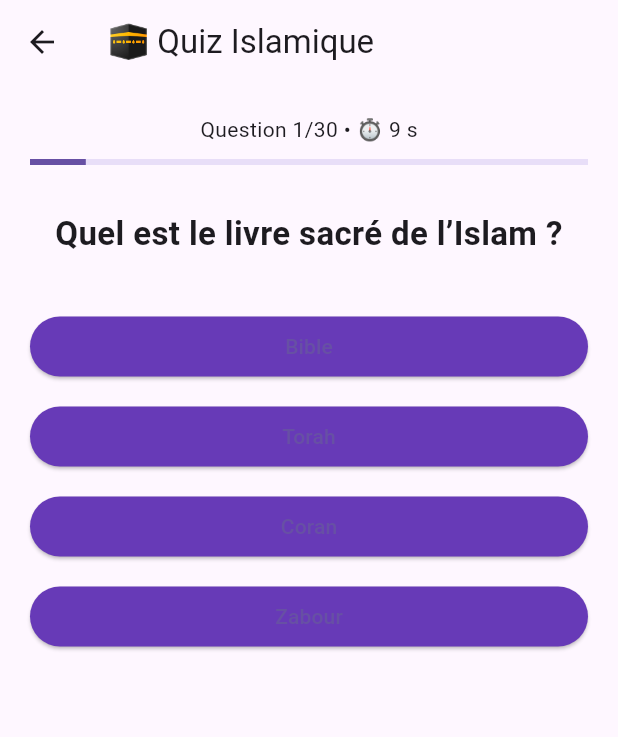
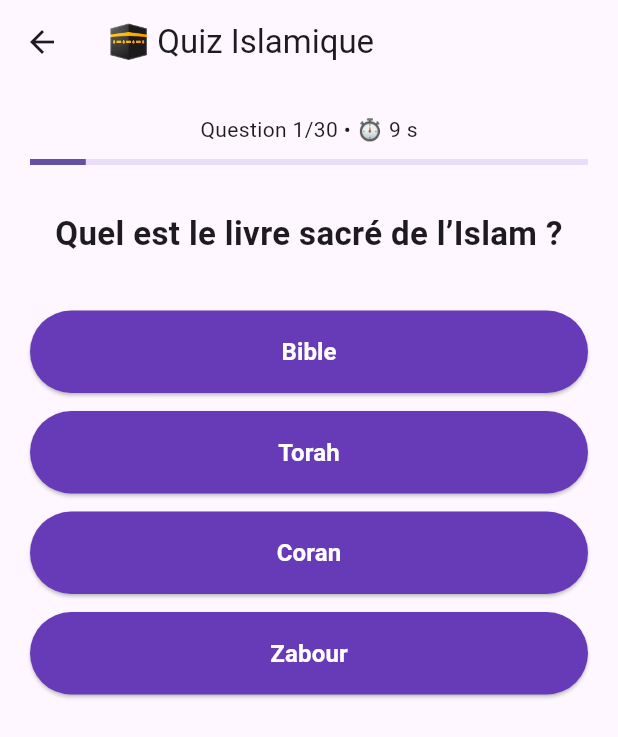
Before and after one commit to Hatimopg/IslamicApp, a Flutter app: the IslamicQuizPage screen opened directly, on a phone screen of 412 x 824 dp. Shown: the top 737 px of the screen. Run offline on Flutter 3.47's test engine with Material 3 defaults, Android fonts, the phone set to English and light mode, and no system bars; our stand-ins replace audioplayers, cloud_firestore, firebase_core, flutter_compass, geolocator, image_picker and 1 more; accounts and stored records are empty.

Commit message:
apk v1.8.1 modif des pdp avec Cloudinary

```diff
--- a/lib/pages/community_chat.dart
+++ b/lib/pages/community_chat.dart
@@ -50,11 +50,12 @@ class _CommunityChatPageState extends State<CommunityChatPage> {
 
   // ================= PROFILE IMAGE =================
   ImageProvider getProfileImage(String? url) {
-    if (url == null || url.isEmpty || !url.contains(".")) {
+    if (url == null || url.isEmpty || !url.startsWith("http")) {
       return const AssetImage("assets/default.jpg");
     }
     return NetworkImage(url);
   }
+
 
   @override
   void dispose() {
--- a/lib/pages/islamic_quiz_page.dart
+++ b/lib/pages/islamic_quiz_page.dart
@@ -186,7 +186,7 @@ class _IslamicQuizPageState extends State<IslamicQuizPage>
             // 🔥 Message dynamique
             Text(
               newRecord
-                  ? "🔥 Nouveau record, ماشاالله !"
+                  ? "🔥 Nouveau record !"
                   : "💪 Bien joué, continue !",
               textAlign: TextAlign.center,
               style: TextStyle(
@@ -243,10 +243,23 @@ class _IslamicQuizPageState extends State<IslamicQuizPage>
                 child: SizedBox(
                   width: double.infinity,
                   child: ElevatedButton(
-                    style: ElevatedButton.styleFrom(backgroundColor: btnColor(i)),
+                    style: ElevatedButton.styleFrom(
+                      backgroundColor: btnColor(i),
+                      foregroundColor: Colors.white, // ✅ TEXTE BLANC
+                      padding: const EdgeInsets.symmetric(vertical: 16),
+                      shape: RoundedRectangleBorder(
+                        borderRadius: BorderRadius.circular(30),
+                      ),
+                    ),
                     onPressed: () => answer(i),
-                    child: Text(currentQuestion["a"][i]),
-                  ),
+                    child: Text(
+                      currentQuestion["a"][i],
+                      style: const TextStyle(
+                        fontSize: 16,
+                        fontWeight: FontWeight.w600,
+                      ),
+                    ),
+                  )
                 ),
               ),
             ),
--- a/lib/pages/login.dart
+++ b/lib/pages/login.dart
@@ -65,9 +65,7 @@ class _LoginPageState extends State<LoginPage> {
             builder: (_) => HomePage(
               userId: data["userId"],
               username: data["username"],
-              profile: data["profile"] != null && data["profile"] != ""
-                  ? "$baseUrl/uploads/${data["profile"]}"
-                  : "",
+              profile: data["profile"] ?? "",
               onToggleTheme: widget.onToggleTheme,
             ),
           ),
--- a/lib/pages/private_chat_page.dart
+++ b/lib/pages/private_chat_page.dart
@@ -114,11 +114,14 @@ class _PrivateChatPageState extends State<PrivateChatPage> {
 
   // ================= PROFILE IMAGE =================
   ImageProvider getProfileImage() {
-    if (widget.otherProfile == null || widget.otherProfile!.isEmpty) {
+    if (widget.otherProfile == null ||
+        widget.otherProfile!.isEmpty ||
+        !widget.otherProfile!.startsWith("http")) {
       return const AssetImage("assets/default.jpg");
     }
     return NetworkImage(widget.otherProfile!);
   }
+
 
   // ================= MESSAGE BUBBLE =================
   Widget messageBubble(Map<String, dynamic> m) {
```
Also changed, not shown: lib/pages/private_users.dart (+2 -5 lines), lib/pages/profile.dart (+10 -3 lines).
